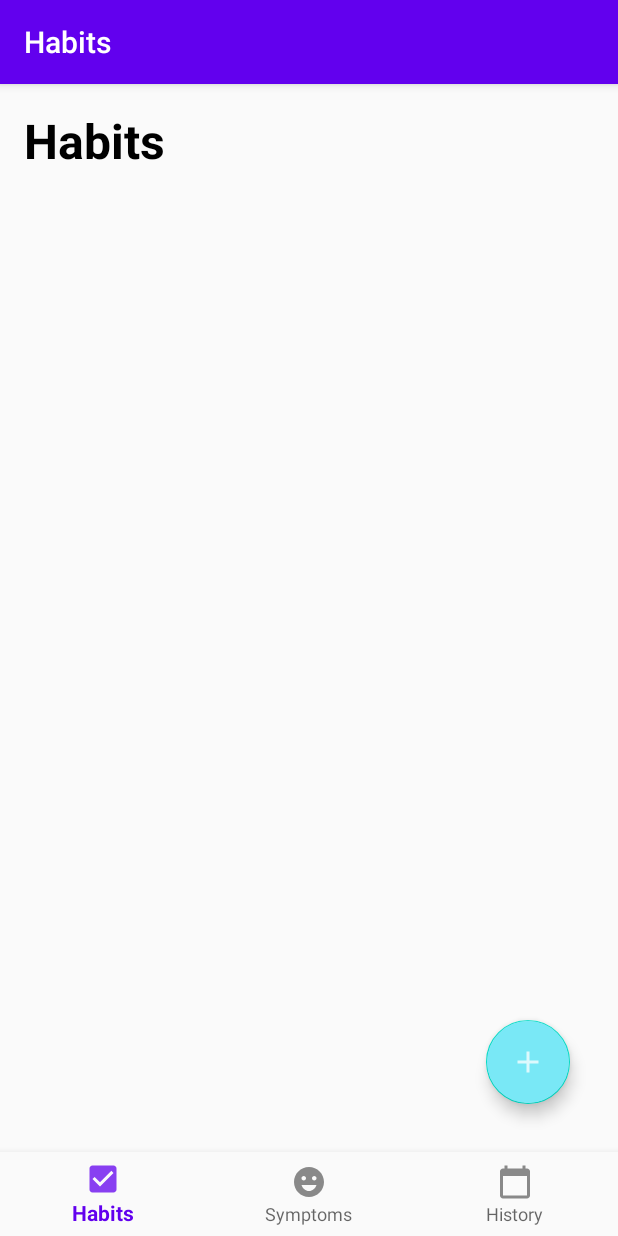
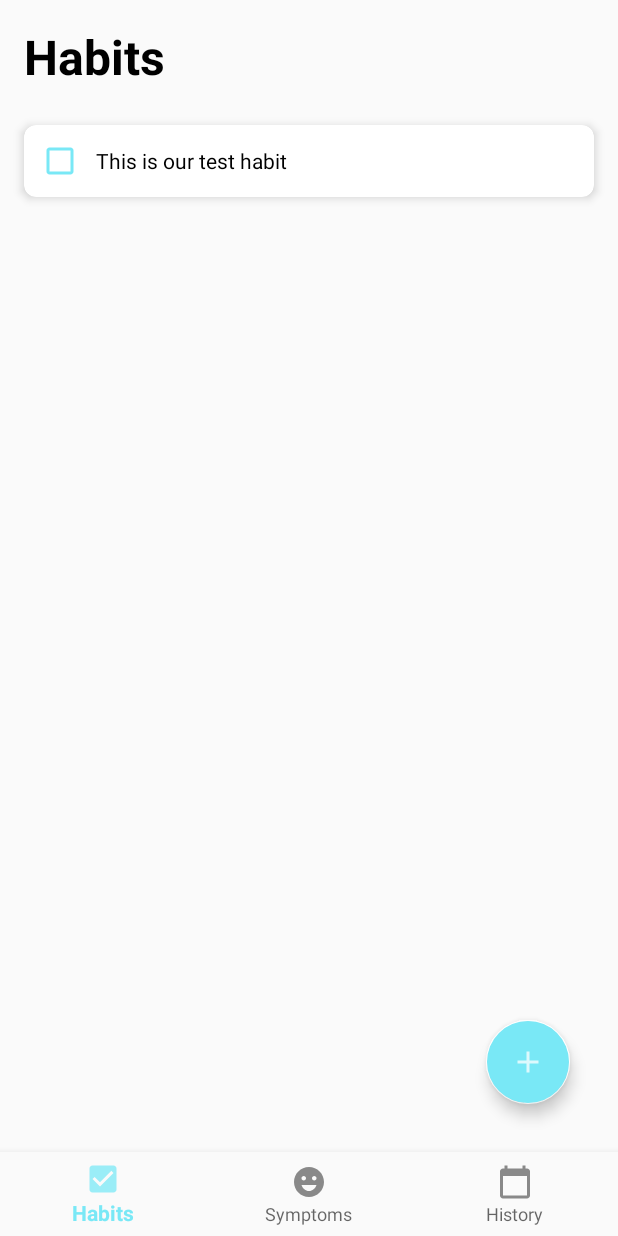
Before and after one commit to manleydrake/capstone-project-group-9-betterme, an Android app: the screen it shows after launch (MainActivity), on a phone screen of 412 x 824 dp. Run offline under Robolectric (Android 15) with nearby library versions, the phone set to English and light mode, and no system bars.

Commit message:
Added Habit Recycler View Functionality

```diff
--- /dev/null
+++ b/app/src/main/java/com/example/betterme/Adapter/HabitAdapter.java
@@ -0,0 +1,59 @@
+package com.example.betterme.Adapter;
+
+import android.text.Layout;
+import android.view.LayoutInflater;
+import android.view.View;
+import android.view.ViewGroup;
+import android.widget.CheckBox;
+
+import androidx.recyclerview.widget.RecyclerView;
+
+import com.example.betterme.MainActivity;
+import com.example.betterme.Model.HabitModel;
+import com.example.betterme.R;
+
+import java.util.List;
+
+public class HabitAdapter extends RecyclerView.Adapter<HabitAdapter.ViewHolder> {
+
+    private List<HabitModel> habitList;
+    private MainActivity activity;
+
+    public HabitAdapter(MainActivity activity){
+        this.activity = activity;
+    }
+
+    public ViewHolder onCreateViewHolder(ViewGroup parent, int viewType){
+        View itemView = LayoutInflater.from(parent.getContext())
+                .inflate(R.layout.habit_layout, parent, false);
+        return new ViewHolder(itemView);
+    }
+
+    public void onBindViewHolder(ViewHolder holder, int position){
+        HabitModel item = habitList.get(position);
+        holder.habit.setText(item.getHabit());
+        holder.habit.setChecked(toBoolean(item.getStatus()));
+    }
+
+    public int getItemCount(){
+        return habitList.size();
+    }
+
+    private boolean toBoolean(int n){
+        return n!=0;
+    }
+
+    public void setHabits(List<HabitModel> habitList){
+        this.habitList = habitList;
+        //this forces the recycler view to update
+        notifyDataSetChanged();
+    }
+
+    public static class ViewHolder extends RecyclerView.ViewHolder{
+        CheckBox habit;
+        ViewHolder(View view){
+            super(view);
+            habit = view.findViewById(R.id.habitCheckBox);
+        }
+    }
+}
--- a/app/src/main/java/com/example/betterme/HabitsFragment.java
+++ b/app/src/main/java/com/example/betterme/HabitsFragment.java
@@ -3,15 +3,50 @@ package com.example.betterme;
 import android.os.Bundle;
 import androidx.annotation.Nullable;
 import androidx.fragment.app.Fragment;
+import androidx.recyclerview.widget.LinearLayoutManager;
+import androidx.recyclerview.widget.RecyclerView;
+
 import android.view.LayoutInflater;
 import android.view.View;
 import android.view.ViewGroup;
 
+import com.example.betterme.Adapter.HabitAdapter;
+import com.example.betterme.Model.HabitModel;
+
+import java.util.ArrayList;
+import java.util.List;
+
 public class HabitsFragment extends Fragment {
+
+    //define variables
+    private RecyclerView habitsRecyclerView;
+    private HabitAdapter habitsAdapter;
+
+    private List<HabitModel> habitList;
+
+
     @Nullable
     @Override
     public View onCreateView(LayoutInflater inflater, @Nullable ViewGroup container, @Nullable Bundle savedInstanceState){
         ((MainActivity) getActivity()).setActionBarTitle("Habits");
-        return inflater.inflate(R.layout.fragment_habits, container, false);
+        View v = inflater.inflate(R.layout.fragment_habits, container, false);
+
+        habitList = new ArrayList<>();
+
+        habitsRecyclerView = v.findViewById(R.id.habitsRecyclerView);
+        habitsRecyclerView.setLayoutManager(new LinearLayoutManager(this.getContext()));
+
+        habitsAdapter = new HabitAdapter((MainActivity) this.getActivity());
+        habitsRecyclerView.setAdapter(habitsAdapter);
+
+        //define some dummy data for now
+        HabitModel habit = new HabitModel();
+        habit.setHabit("This is our test habit");
+        habit.setStatus(0);
+        habit.setId(1);
+        habitList.add(habit);
+        habitsAdapter.setHabits(habitList);
+
+        return v;
     }
 }
--- a/app/src/main/java/com/example/betterme/MainActivity.java
+++ b/app/src/main/java/com/example/betterme/MainActivity.java
@@ -26,6 +26,8 @@ public class MainActivity extends AppCompatActivity {
     protected void onCreate(Bundle savedInstanceState) {
         super.onCreate(savedInstanceState);
         setContentView(R.layout.activity_main);
+        //remove the header for now
+        getSupportActionBar().hide();
 
         /**
        symAdapter = new SymptomAdapter(this);
--- a/app/src/main/res/layout/fragment_habits.xml
+++ b/app/src/main/res/layout/fragment_habits.xml
@@ -18,7 +18,7 @@
         android:layout_marginLeft="16dp" />
 
     <androidx.recyclerview.widget.RecyclerView
-        android:id="@+id/tasksRecyclerView"
+        android:id="@+id/habitsRecyclerView"
         android:layout_width="match_parent"
         android:layout_height="wrap_content"
         android:layout_below="@id/habitsText"
--- a/app/src/main/res/values/colors.xml
+++ b/app/src/main/res/values/colors.xml
@@ -7,4 +7,5 @@
     <color name="teal_700">#FF018786</color>
     <color name="black">#FF000000</color>
     <color name="white">#FFFFFFFF</color>
+    <color name="LightBlue">#79E8F6</color>
 </resources>
--- a/app/src/main/res/values/themes.xml
+++ b/app/src/main/res/values/themes.xml
@@ -2,9 +2,9 @@
     <!-- Base application theme. -->
     <style name="Theme.BetterMe" parent="Theme.AppCompat.Light.DarkActionBar">
         <!-- Primary brand color. -->
-        <item name="colorPrimary">@color/purple_500</item>
-        <item name="colorPrimaryDark">@color/purple_700</item>
-        <item name="colorAccent">@color/teal_200</item>
+        <item name="colorPrimary">@color/LightBlue</item>
+        <item name="colorPrimaryDark">@color/LightBlue</item>
+        <item name="colorAccent">@color/white</item>
         <!-- Customize your theme here. -->
     </style>
 </resources>
```
